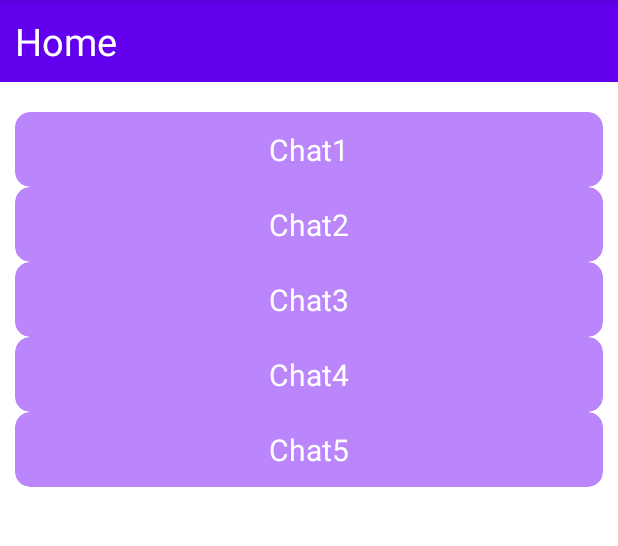
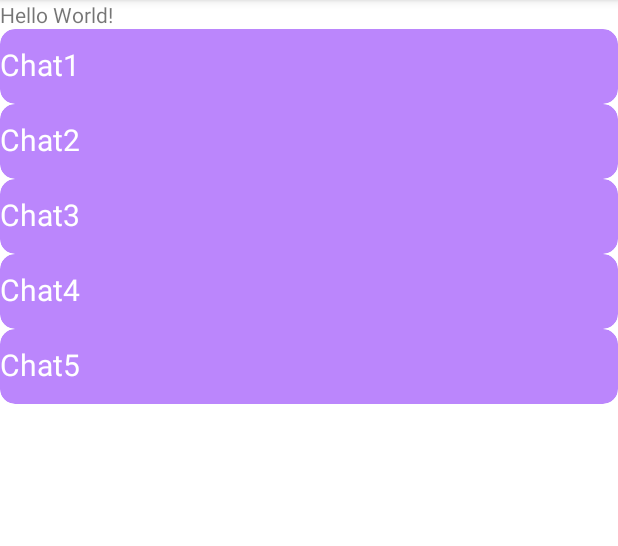
Before and after one commit to TobiWan1995/Organizer-Chat, an Android app: the screen it shows after launch (MainActivity), on a phone screen of 412 x 824 dp, the part 84-630 px from its top. Run offline under Robolectric (Android 15) with nearby library versions, the phone set to English and light mode, and no system bars.

Commit message:
Version 0.0.0.0.0.0.3

```diff
--- a/app/src/main/java/com/example/projekt1/Home.java
+++ b/app/src/main/java/com/example/projekt1/Home.java
@@ -1,5 +1,6 @@
 package com.example.projekt1;
 
+import android.app.Activity;
 import android.content.Context;
 import android.view.LayoutInflater;
 import android.view.View;
@@ -8,12 +9,20 @@ import android.widget.TextView;
 import android.widget.Toast;
 
 import androidx.annotation.NonNull;
+import androidx.cardview.widget.CardView;
 import androidx.recyclerview.widget.RecyclerView;
+
+import java.util.ArrayList;
+import java.util.List;
 
 public class Home extends RecyclerView.Adapter<Home.ViewHolder> {
 
     String data[];
-    Context context;
+    //Context context;
+    Activity context;
+
+
+
 
     public Home(){
         this.data = this.getChats();
@@ -22,6 +31,7 @@ public class Home extends RecyclerView.Adapter<Home.ViewHolder> {
     public Home(String[] data){
 
     }
+
 
     @NonNull
     @Override
@@ -43,14 +53,19 @@ public class Home extends RecyclerView.Adapter<Home.ViewHolder> {
         });
     }
 
+
+
     @Override
     public int getItemCount() {
         return getChats().length;
+
     }
 
     public String[] getChats(){
         return new String[] {"Chat1", "Chat2", "Chat3", "Chat4", "Chat5"};
     }
+
+
 
     public class ViewHolder extends RecyclerView.ViewHolder{
 
--- a/app/src/main/java/com/example/projekt1/MainActivity.java
+++ b/app/src/main/java/com/example/projekt1/MainActivity.java
@@ -5,23 +5,48 @@ import androidx.recyclerview.widget.LinearLayoutManager;
 import androidx.recyclerview.widget.RecyclerView;
 
 import android.os.Bundle;
+import android.view.View;
+import android.widget.Button;
 
-import java.util.ArrayList;
-
-public class MainActivity extends AppCompatActivity
+public class MainActivity extends AppCompatActivity //implements View.OnClickListener
 {
+    //Deklarieren von Variablen
     RecyclerView recyclerView;
     Home home;
+    Button addChatButton;
+
 
     @Override
     protected void onCreate(Bundle savedInstanceState) {
         super.onCreate(savedInstanceState);
         setContentView(R.layout.activity_main);
 
+        //addChatButton = findViewById(R.id.addChatButton); Muss noch im Design hinzugefügt werden
+
         // Home - RecyclerView - Implementation
         recyclerView = findViewById(R.id.recyclerView);
         recyclerView.setLayoutManager(new LinearLayoutManager(this));
+        /*
+        Wie man mit der Recycler View umgeht muss noch in einer Adapterklasse definiert werden
+         */
         home = new Home();
         recyclerView.setAdapter(home);
+
+
+        //addChatButton.setOnClickListener(this);
+
+
+
     }
+
+    /*@Override
+    public void onClick(View view) {
+        switch(view.getId()){
+            /*case R.id.addChatButton:
+                //chatHinzufügen();
+                break;
+        }
+    }*/
+
+
 }
--- a/app/src/main/res/layout/activity_main.xml
+++ b/app/src/main/res/layout/activity_main.xml
@@ -1,27 +1,28 @@
 <?xml version="1.0" encoding="utf-8"?>
 <LinearLayout xmlns:android="http://schemas.android.com/apk/res/android"
+    xmlns:app="http://schemas.android.com/apk/res-auto"
     xmlns:tools="http://schemas.android.com/tools"
     android:layout_width="match_parent"
+    android:orientation="vertical"
     android:layout_height="match_parent"
-    android:orientation="vertical"
     tools:context=".MainActivity">
 
     <TextView
-        android:layout_width="match_parent"
+        android:layout_width="wrap_content"
         android:layout_height="wrap_content"
-        android:text="Home"
-        android:textStyle="normal"
-        android:textColor="@color/white"
-        android:textSize="25sp"
-        android:background="@color/purple_500"
-        android:layout_gravity="left"
-        android:padding="10dp"/>
+        android:text="Hello World!" />
+
+
 
     <androidx.recyclerview.widget.RecyclerView
+        android:id="@+id/recyclerView"
+        android:visibility="visible"
         android:layout_width="match_parent"
         android:layout_height="match_parent"
-        android:id="@+id/recyclerView"
-        android:layout_marginTop="10dp"
-        android:padding="10dp"/>
+        tools:listitem="@layout/home_item"
+
+        />
+
+
 
 </LinearLayout>
--- a/app/src/main/res/layout/home_item.xml
+++ b/app/src/main/res/layout/home_item.xml
@@ -5,21 +5,49 @@
     android:layout_height="wrap_content"
     xmlns:app="http://schemas.android.com/apk/res-auto"
     android:orientation="vertical">
+
     <androidx.cardview.widget.CardView
+        android:id="@+id/home_cardView"
         android:layout_width="match_parent"
         android:layout_height="50dp"
         app:cardCornerRadius="10dp"
         app:cardBackgroundColor="@color/purple_200">
 
+        <LinearLayout
+            android:id="@+id/chatLayout"
+            android:layout_width="match_parent"
+            android:layout_height="match_parent"
+            android:orientation="horizontal">
+
         <TextView
-            android:layout_width="wrap_content"
-            android:layout_height="wrap_content"
+            android:id="@+id/home_textView_chat"
+            android:layout_width="0dp"
+            android:layout_height="match_parent"
+            android:layout_gravity="center"
+            android:layout_weight="1"
+            android:layout_marginVertical="10dp"
             android:text="Chat: XXX"
+            android:textColor="@color/white"
             android:textSize="20sp"
-            android:textStyle="normal"
-            android:textColor="@color/white"
-            android:layout_gravity="center"
-            android:id="@+id/home_textView_chat"
-            android:layout_marginVertical="10dp"/>
+            android:textStyle="normal" />
+
+       <!-- TextView
+
+               android:layout_width="match_parent"
+               android:layout_height="match_parent"
+               android:layout_weight="5"
+               android:gravity="bottom"
+               android:textAlignment="center"
+               android:text="Uhrzeit"
+               tools:ignore="RtlCompat"/>
+           tools:irgnore: Ignoriert den fehler,
+           dass Textalignment und Gravity
+           nicht 100%ig übereinstimmt /////
+            Uhrzeit soll die Uhrzeit anzeigen an der die Letzte
+            Nachricht geschrieben wurde-->
+
+
+        </LinearLayout>
+
     </androidx.cardview.widget.CardView>
 </LinearLayout>
--- a/app/src/main/res/values/colors.xml
+++ b/app/src/main/res/values/colors.xml
@@ -7,4 +7,17 @@
     <color name="teal_700">#FF018786</color>
     <color name="black">#FF000000</color>
     <color name="white">#FFFFFFFF</color>
+
+
+    <!-- THM Farben                         -->
+    <color name="thm_grün">#80ba24</color>
+    <color name="thm_grau">#4a5c66</color>
+    <color name="thm_rot">#9C132E</color>
+    <color name="thm_gelb">#F4AA00</color>
+    <color name="thm_hellblau">#00B8E4</color>
+    <color name="thm_dunkelblau">#002878</color>
+    <!--                                    -->
+    <color name="chat_grün">#D5E8B7</color>
+
+
 </resources>
--- a/app/src/main/res/values/strings.xml
+++ b/app/src/main/res/values/strings.xml
@@ -1,3 +1,20 @@
 <resources>
     <string name="app_name">Projekt+1</string>
+
+    <!-- Widget Namen -->
+    <string name="widgets">Widgets</string>
+        <string name="add_map">Erstelle gemeinsame Karte</string>
+        <string name="add_rols">Erstelle eine Rollenverteilung</string>
+        <string name="add_poll">Erstelle eine Abstimmung</string>
+        <string name="add_calendar">Erstelle gemeinsamen Kalender</string>
+        <string name="add_list">Erstelle gemeinsame Liste</string>
+
+    <!-- Funktionsnamen -->
+    <string name="create_chat">Erstelle Chat</string>
+    <string name="add_member">Person hinzufügen</string>
+    <string name="logout">Ausloggen</string>
+    <string name="contact_us">Kontaktiere uns</string>
+    <string name="silent_chat">Chat stummschalten</string>
+    <string name="write_message">Schreibe deine Nachricht..</string>
+
 </resources>
--- a/build.gradle
+++ b/build.gradle
@@ -5,7 +5,7 @@ buildscript {
         jcenter()
     }
     dependencies {
-        classpath "com.android.tools.build:gradle:4.1.3"
+        classpath 'com.android.tools.build:gradle:4.2.0'
 
         // NOTE: Do not place your application dependencies here; they belong
         // in the individual module build.gradle files
```
